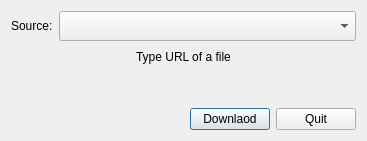
Qt form httpdownload.ui (QTinman/GAnalyzer) before a commit.
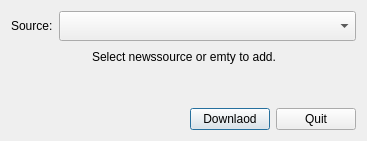
The same form after that commit.

```diff
--- a/httpdownload.ui
+++ b/httpdownload.ui
@@ -32,7 +32,7 @@
      <item>
       <widget class="QLabel" name="statusLabel">
        <property name="text">
-        <string>Type URL of a file</string>
+        <string>Select newssource or emty to add.</string>
        </property>
       </widget>
      </item>
```
